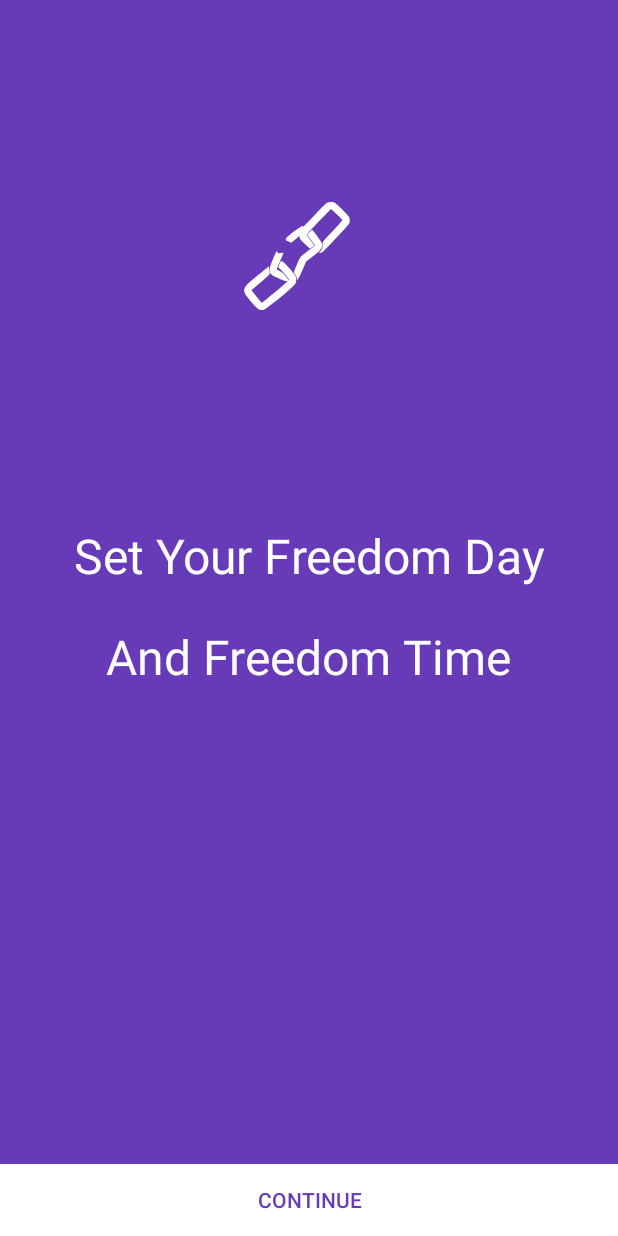
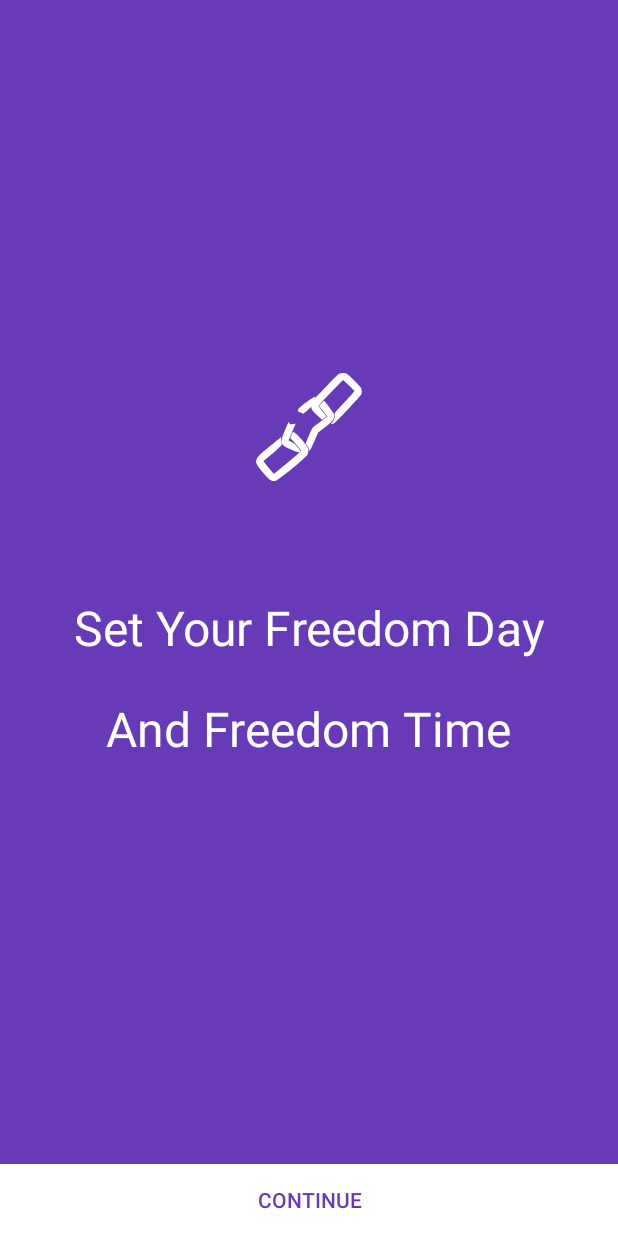
Before and after one commit to offvanHooijdonk/tofreedom, an Android app: the screen it shows after launch (StartActivity), on a phone screen of 412 x 824 dp. Run offline under Robolectric (Android 15) with nearby library versions, the phone set to English and light mode, and no system bars; libraries missing offline, so code that uses them is left out: net.danlew.android, net.time4j, net.time4j.android; 2 statements that could not run were skipped.

Commit message:
Fixes to lib usage; Layouts adjustments.

```diff
--- a/app/src/main/java/by/offvanhooijdonk/tofreedom/app/ToFreedomApp.java
+++ b/app/src/main/java/by/offvanhooijdonk/tofreedom/app/ToFreedomApp.java
@@ -3,6 +3,7 @@ package by.offvanhooijdonk.tofreedom.app;
 import android.app.Application;
 import android.preference.PreferenceManager;
 
+import net.danlew.android.joda.JodaTimeAndroid;
 import net.time4j.android.ApplicationStarter;
 
 import by.offvanhooijdonk.tofreedom.R;
@@ -15,6 +16,7 @@ public class ToFreedomApp extends Application {
         super.onCreate();
 
         PreferenceManager.setDefaultValues(this, R.xml.pref, false);
+        JodaTimeAndroid.init(this);
         ApplicationStarter.initialize(this, true);
     }
 }
--- a/app/src/main/res/layout/activity_start.xml
+++ b/app/src/main/res/layout/activity_start.xml
@@ -7,26 +7,25 @@
     android:background="@color/colorPrimary"
     tools:context="by.offvanhooijdonk.tofreedom.ui.StartActivity">
 
-    <ImageView
-        android:layout_width="@dimen/start_chain_size"
-        android:layout_height="@dimen/start_chain_size"
-        android:layout_marginEnd="@dimen/activity_margin_h"
-        android:src="@drawable/ic_broken_chain"
-        android:tint="@color/md_white_1000"
-        app:layout_constraintBottom_toTopOf="@+id/blockText"
-        app:layout_constraintLeft_toLeftOf="parent"
-        app:layout_constraintRight_toRightOf="parent"
-        app:layout_constraintTop_toTopOf="parent" />
 
-    <RelativeLayout
+    <LinearLayout
         android:id="@+id/blockText"
         android:layout_width="wrap_content"
         android:layout_height="wrap_content"
         android:layout_marginBottom="@dimen/activity_margin_v"
-        app:layout_constraintBottom_toBottomOf="parent"
+        android:gravity="center_horizontal"
+        android:orientation="vertical"
+        app:layout_constraintBottom_toTopOf="@id/txtPickedTime"
         app:layout_constraintLeft_toLeftOf="parent"
         app:layout_constraintRight_toRightOf="parent"
         app:layout_constraintTop_toTopOf="parent">
+
+        <ImageView
+            android:layout_width="@dimen/start_chain_size"
+            android:layout_height="@dimen/start_chain_size"
+            android:layout_marginBottom="@dimen/logo_bottom_margin"
+            android:src="@drawable/ic_broken_chain"
+            android:tint="@color/md_white_1000" />
 
         <TextView
             android:id="@+id/txtSetFreedomDate"
@@ -40,10 +39,9 @@
             style="@style/StartText"
             android:layout_width="wrap_content"
             android:layout_height="wrap_content"
-            android:layout_below="@id/txtSetFreedomDate"
             android:layout_marginTop="@dimen/start_text_margin_v"
             android:text="@string/start_set_freedom_time" />
-    </RelativeLayout>
+    </LinearLayout>
 
     <Button
         android:id="@+id/btnContinue"
--- /dev/null
+++ b/app/src/main/res/values-land/dimens.xml
@@ -0,0 +1,4 @@
+<?xml version="1.0" encoding="utf-8"?>
+<resources>
+    <dimen name="logo_bottom_margin">16dp</dimen>
+</resources>
--- a/app/src/main/res/values/dimens.xml
+++ b/app/src/main/res/values/dimens.xml
@@ -8,4 +8,5 @@
 
     <dimen name="countdown_number_margin_h">16dp</dimen>
     <dimen name="countdown_text_margin_h">8dp</dimen>
+    <dimen name="logo_bottom_margin">64dp</dimen>
 </resources>
--- a/app/src/main/res/values/strings.xml
+++ b/app/src/main/res/values/strings.xml
@@ -23,4 +23,6 @@
 
     <string name="pref_freedom_date_key" translatable="false">pref_freedom_date</string>
     <string name="pref_cnt_started_date_key" translatable="false">pref_cnt_started_date_key</string>
+    <string name="date_warning_title">Warning</string>
+    <string name="date_warning_msg">Please pick a date in the future before proceed.</string>
 </resources>
```
Also changed, not shown: app/src/main/AndroidManifest.xml (+7 -3 lines), app/src/main/java/by/offvanhooijdonk/tofreedom/helper/countdown/FreedomCountdownTimer.java (+2 -6 lines), app/src/main/java/by/offvanhooijdonk/tofreedom/ui/StartActivity.java (+23 -5 lines), 1 other file.
